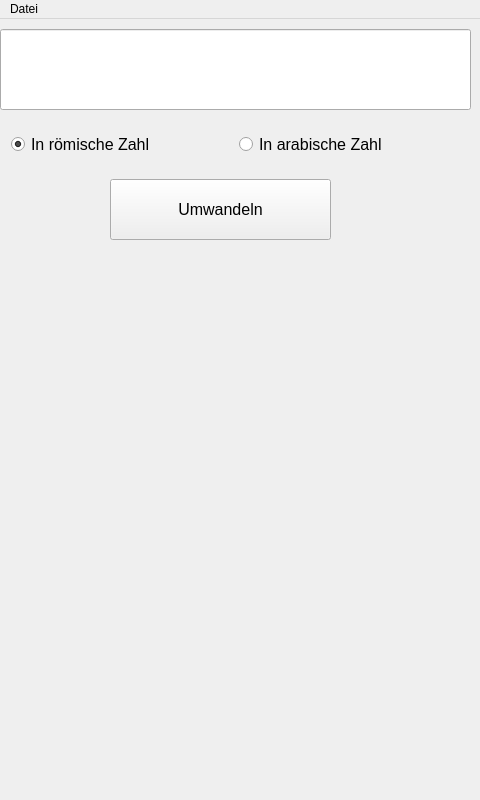
MicMun/XLII, file mainwindow.ui: the form before one commit.
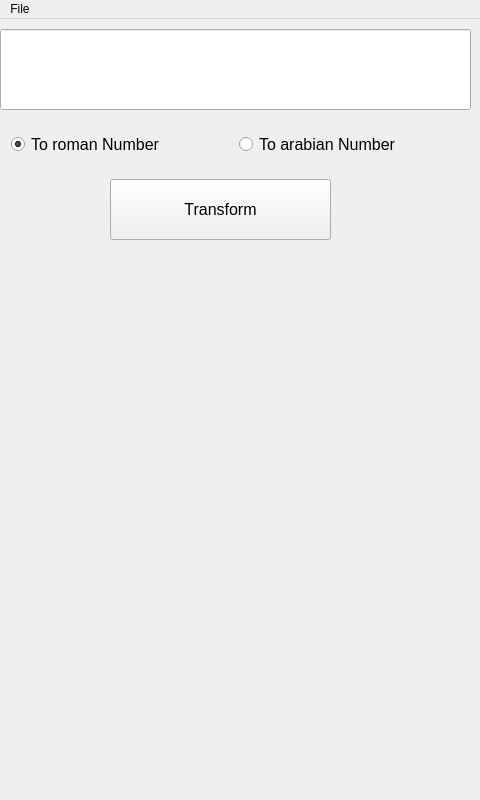
The form after the commit.

```diff
--- a/mainwindow.ui
+++ b/mainwindow.ui
@@ -47,7 +47,7 @@
      </font>
     </property>
     <property name="text">
-     <string>Umwandeln</string>
+     <string>Transform</string>
     </property>
    </widget>
    <widget class="QLabel" name="label">
@@ -89,7 +89,7 @@
         </font>
        </property>
        <property name="text">
-        <string>In römische Zahl</string>
+        <string>To roman Number</string>
        </property>
        <property name="checked">
         <bool>true</bool>
@@ -104,7 +104,7 @@
         </font>
        </property>
        <property name="text">
-        <string>In arabische Zahl</string>
+        <string>To arabian Number</string>
        </property>
       </widget>
      </item>
@@ -122,7 +122,7 @@
    </property>
    <widget class="QMenu" name="menuDatei">
     <property name="title">
-     <string>Datei</string>
+     <string>File</string>
     </property>
     <addaction name="actionReset"/>
    </widget>
```
